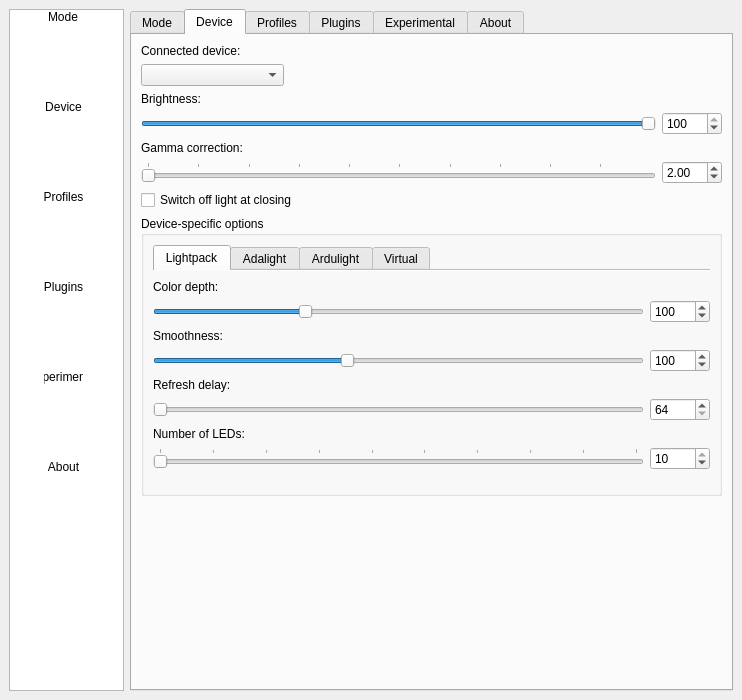
Above: Software/src/SettingsWindow.ui from Atarity/Lightpack before the change. Below: the same form after it.
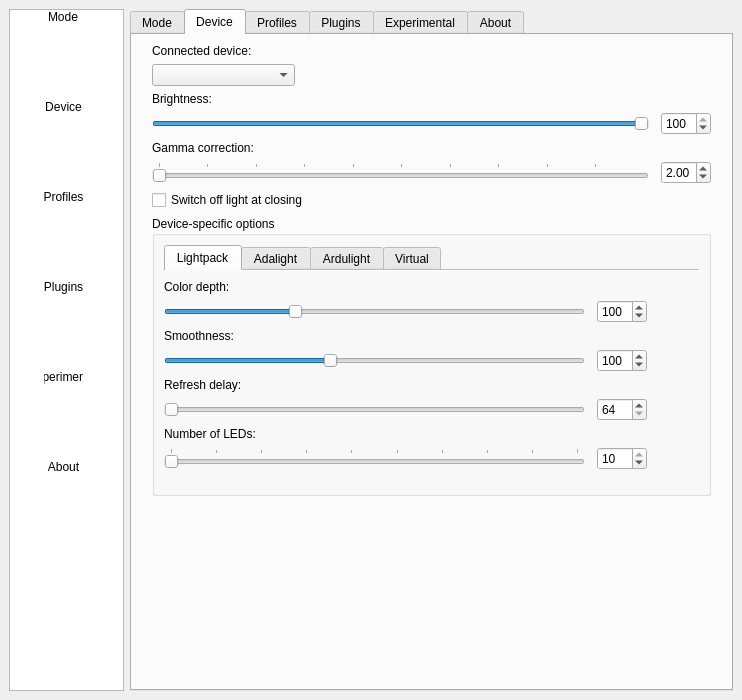
That is the form after the change. The open tabs and pages were chosen to show the change. Icons and pictures are not drawn. Custom widgets are drawn as their Qt base class.

```diff
--- a/Software/src/SettingsWindow.ui
+++ b/Software/src/SettingsWindow.ui
@@ -520,6 +520,15 @@
         <string>Device</string>
        </attribute>
        <layout class="QGridLayout" name="gridLayout_12">
+        <property name="leftMargin">
+         <number>20</number>
+        </property>
+        <property name="rightMargin">
+         <number>20</number>
+        </property>
+        <property name="horizontalSpacing">
+         <number>12</number>
+        </property>
         <item row="2" column="0">
          <widget class="QComboBox" name="comboBox_ConnectedDevice">
           <property name="minimumSize">
@@ -598,13 +607,13 @@
           </property>
           <property name="minimumSize">
            <size>
-            <width>60</width>
+            <width>50</width>
             <height>0</height>
            </size>
           </property>
           <property name="maximumSize">
            <size>
-            <width>60</width>
+            <width>50</width>
             <height>16777215</height>
            </size>
           </property>
@@ -642,13 +651,13 @@
           </property>
           <property name="minimumSize">
            <size>
-            <width>60</width>
+            <width>50</width>
             <height>0</height>
            </size>
           </property>
           <property name="maximumSize">
            <size>
-            <width>60</width>
+            <width>50</width>
             <height>16777215</height>
            </size>
           </property>
@@ -714,9 +723,6 @@
             <height>280</height>
            </size>
           </property>
-          <property name="styleSheet">
-           <string notr="true"/>
-          </property>
           <property name="title">
            <string>Device-specific options</string>
           </property>
@@ -764,6 +770,9 @@
                <property name="rightMargin">
                 <number>0</number>
                </property>
+               <property name="horizontalSpacing">
+                <number>12</number>
+               </property>
                <item row="7" column="0">
                 <widget class="QSlider" name="horizontalSlider_DeviceRefreshDelay">
                  <property name="minimum">
@@ -796,13 +805,13 @@
                  </property>
                  <property name="minimumSize">
                   <size>
-                   <width>60</width>
+                   <width>50</width>
                    <height>0</height>
                   </size>
                  </property>
                  <property name="maximumSize">
                   <size>
-                   <width>60</width>
+                   <width>45</width>
                    <height>16777215</height>
                   </size>
                  </property>
@@ -917,13 +926,13 @@
                  </property>
                  <property name="minimumSize">
                   <size>
-                   <width>60</width>
+                   <width>50</width>
                    <height>0</height>
                   </size>
                  </property>
                  <property name="maximumSize">
                   <size>
-                   <width>60</width>
+                   <width>45</width>
                    <height>16777215</height>
                   </size>
                  </property>
@@ -980,13 +989,13 @@
                  </property>
                  <property name="minimumSize">
                   <size>
-                   <width>60</width>
+                   <width>50</width>
                    <height>0</height>
                   </size>
                  </property>
                  <property name="maximumSize">
                   <size>
-                   <width>60</width>
+                   <width>45</width>
                    <height>16777215</height>
                   </size>
                  </property>
@@ -1011,13 +1020,13 @@
                  </property>
                  <property name="minimumSize">
                   <size>
-                   <width>60</width>
+                   <width>50</width>
                    <height>0</height>
                   </size>
                  </property>
                  <property name="maximumSize">
                   <size>
-                   <width>60</width>
+                   <width>45</width>
                    <height>16777215</height>
                   </size>
                  </property>
@@ -1032,6 +1041,20 @@
                  </property>
                 </widget>
                </item>
+               <item row="5" column="2">
+                <widget class="QPushButton" name="pushButton_3">
+                 <property name="text">
+                  <string/>
+                 </property>
+                 <property name="icon">
+                  <iconset resource="../res/LightpackResources.qrc">
+                   <normaloff>:/icons/help.png</normaloff>:/icons/help.png</iconset>
+                 </property>
+                 <property name="flat">
+                  <bool>true</bool>
+                 </property>
+                </widget>
+               </item>
               </layout>
              </widget>
              <widget class="QWidget" name="tabDeviceAdalight">
```
Left out of the diff: 192 changed lines with no effect on the pictures.
